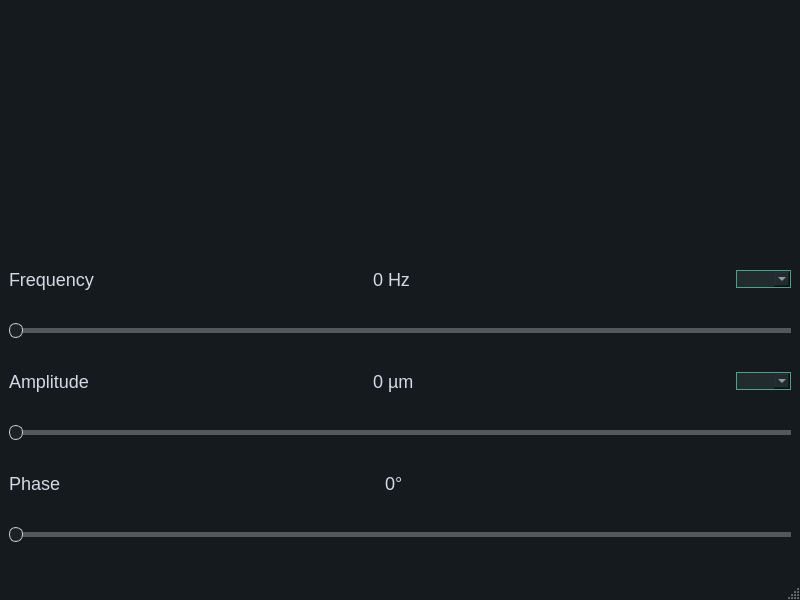
Before: the Qt Designer form views/create_signal_window.ui in omarmohhameed29/sampling-theory-studio, drawn with Qt 5.
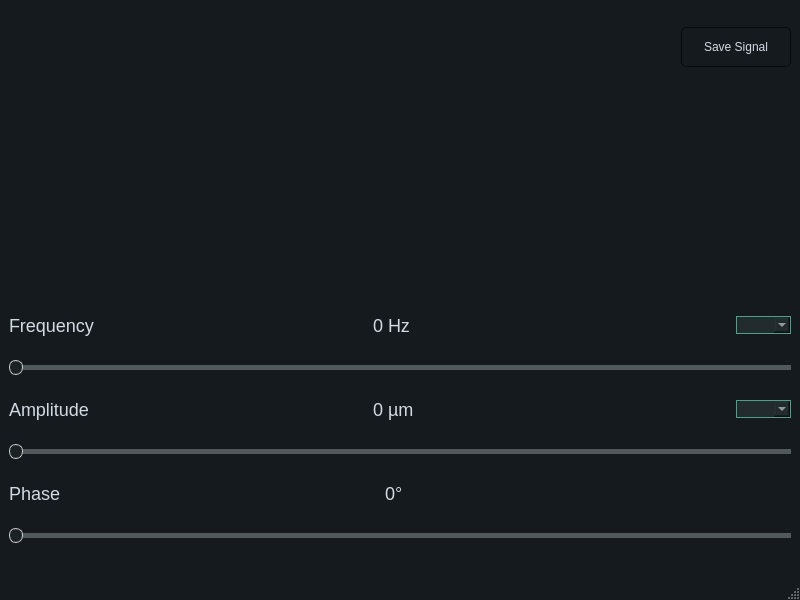
After: the same form once the commit is applied. Custom widgets are drawn as their Qt base class.

Commit message: Added save signal button

```diff
--- a/views/create_signal_window.ui
+++ b/views/create_signal_window.ui
@@ -456,6 +456,36 @@
   </property>
   <widget class="QWidget" name="centralwidget">
    <layout class="QVBoxLayout" name="verticalLayout">
+    <item>
+     <layout class="QHBoxLayout" name="horizontalLayout_4">
+      <item>
+       <spacer name="horizontalSpacer">
+        <property name="orientation">
+         <enum>Qt::Horizontal</enum>
+        </property>
+        <property name="sizeHint" stdset="0">
+         <size>
+          <width>40</width>
+          <height>20</height>
+         </size>
+        </property>
+       </spacer>
+      </item>
+      <item>
+       <widget class="QPushButton" name="save_signal_button">
+        <property name="minimumSize">
+         <size>
+          <width>110</width>
+          <height>40</height>
+         </size>
+        </property>
+        <property name="text">
+         <string>Save Signal</string>
+        </property>
+       </widget>
+      </item>
+     </layout>
+    </item>
     <item>
      <widget class="PlotWidget" name="signal_graph" native="true">
       <property name="minimumSize">
```
The commit also changes 1 other file.
